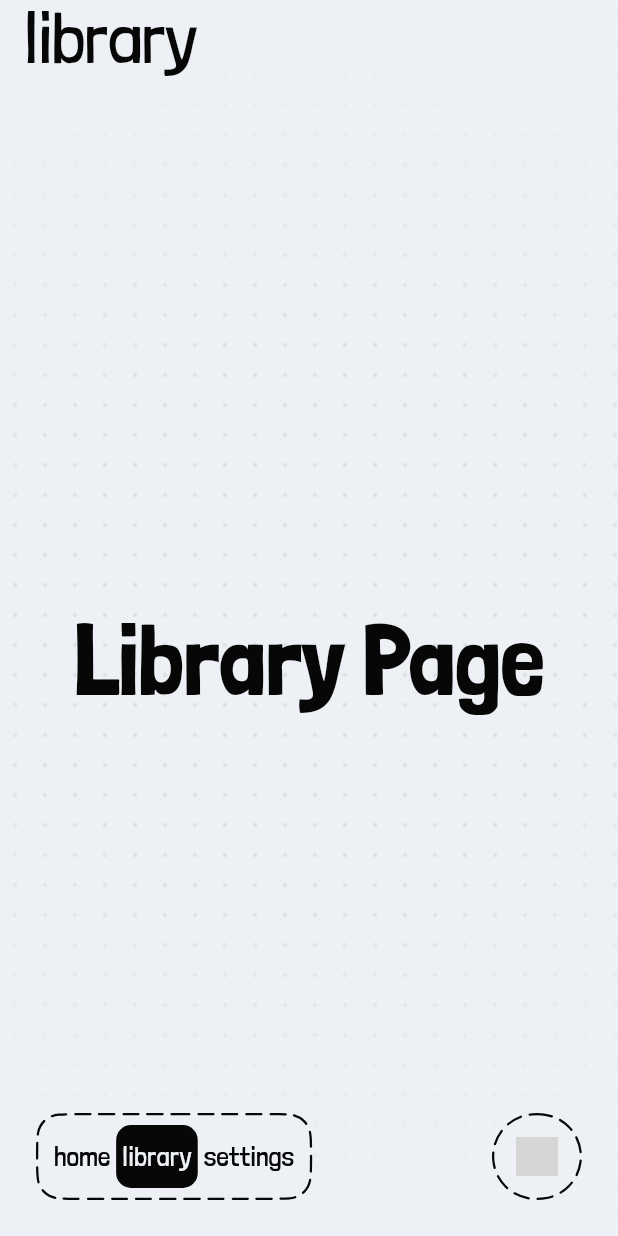
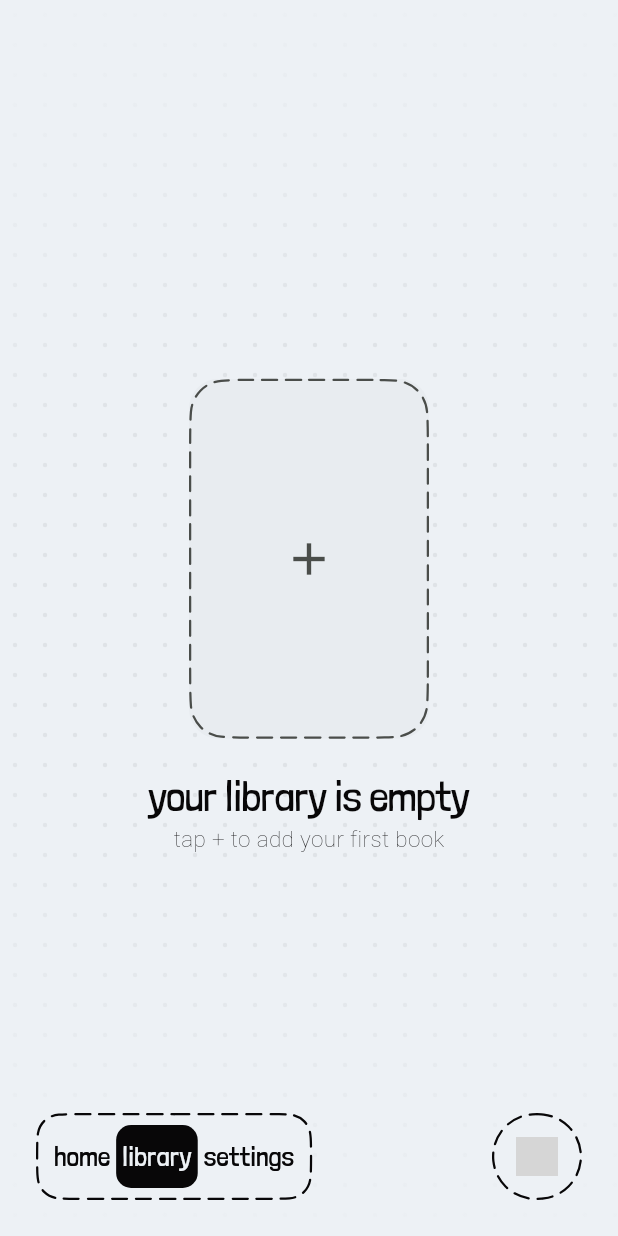
Before and after one commit to CyxAero/inktome, a Flutter app: the screen it shows after launch, item 2 of the bottom bar chosen, on a phone screen of 412 x 824 dp. Run offline on Flutter 3.47's test engine with Material 3 defaults, Android fonts, the phone set to English and light mode, and no system bars; our stand-ins replace cached_network_image, drift, drift_flutter, go_router, google_fonts, shared_preferences; missing offline and left inert: flutter_lucide_animated, mobile_scanner; accounts and stored records are empty; generated files the repository leaves out were written again; Roboto replaces fonts that are missing (NanumPenScript); grey boxes are pictures that could not be loaded.

Commit message:
feat(library): add LibraryGrid for displaying books and enhance LibraryPage layout

```diff
--- a/lib/core/data/models/book_details.dart
+++ b/lib/core/data/models/book_details.dart
@@ -29,6 +29,7 @@ class BookDetails {
   const BookDetails({
     this.libraryId,
     required this.title,
+    this.googleBooksId,
     this.subtitle,
     this.author,
     this.isbn,
@@ -58,6 +59,7 @@ class BookDetails {
   });
 
   final int? libraryId;
+  final String? googleBooksId;
 
   final String title;
   final String? subtitle;
@@ -125,6 +127,7 @@ class BookDetails {
     List<String>? genres,
   }) {
     return BookDetails(
+      googleBooksId: result.googleBooksId,
       title: result.title,
       subtitle: result.subtitle,
       author: result.authorDisplay,
--- a/lib/core/features/library/library_page.dart
+++ b/lib/core/features/library/library_page.dart
@@ -1,11 +1,22 @@
 import 'package:flutter/material.dart';
 import 'package:flutter_lucide_animated/flutter_lucide_animated.dart';
+import 'package:inktome/core/data/database/inktome_database.dart';
+import 'package:inktome/core/data/repositories/book_repository.dart';
+import 'package:inktome/core/features/library/library_grid.dart';
 import 'package:inktome/core/theme/inktome_colors.dart';
+import 'package:inktome/core/theme/inktome_spacing.dart';
 import 'package:inktome/core/theme/inktome_typography.dart';
+import 'package:inktome/core/widgets/app_background.dart';
+import 'package:inktome/core/widgets/custom_dashed_border.dart';
 import 'package:inktome/features/add_book/add_book_overlay.dart';
 import 'package:inktome/navigation/nav_bar_notifier.dart';
 import 'package:provider/provider.dart';
 
+// MARK: LibraryPage
+//
+// Shell for the library tab. Owns the stream subscription and decides
+// between the empty and filled states. The grid itself lives in
+// LibraryGrid so this file stays short.
 class LibraryPage extends StatefulWidget {
   const LibraryPage({super.key});
 
@@ -17,6 +28,8 @@ class _LibraryPageState extends State<LibraryPage> {
   @override
   void initState() {
     super.initState();
+    // Register the + action for this tab.
+    // postFrameCallback so the NavBarNotifier is available in context.
     WidgetsBinding.instance.addPostFrameCallback((_) {
       if (!mounted) return;
       context.read<NavBarNotifier>().setAction(
@@ -27,23 +40,89 @@ class _LibraryPageState extends State<LibraryPage> {
 
   @override
   Widget build(BuildContext context) {
-    final isDark = Theme.of(context).brightness == Brightness.dark;
-    final textColor = isDark ? InktomeColors.white : InktomeColors.black;
+    final repo = context.read<BookRepository>();
 
     return Scaffold(
       backgroundColor: Colors.transparent,
-      // Prevents the keyboard from resizing this scaffold — the overlay
-      // handles its own keyboard avoidance independently.
       resizeToAvoidBottomInset: false,
-      appBar: AppBar(
-        title: Text(
-          'library',
-          style: InktomeTextStyles.headingLarge.copyWith(color: textColor),
+      body: AppBackground(
+        child: StreamBuilder<List<Book>>(
+          stream: repo.watchAllBooks(),
+          builder: (context, snapshot) {
+            final books = snapshot.data ?? [];
+
+            if (books.isEmpty) {
+              return const _EmptyLibrary();
+            }
+
+            return LibraryGrid(books: books);
+          },
         ),
-      ),
-      body: Center(
-        child: Text('Library Page', style: InktomeTextStyles.display),
       ),
     );
   }
 }
+
+// MARK: _EmptyLibrary
+//
+// Shown when the user has no books yet.
+// Tapping the dashed placeholder opens the add-book overlay — same
+// action as the nav bar + button, so there are two obvious paths to adding.
+class _EmptyLibrary extends StatelessWidget {
+  const _EmptyLibrary({super.key});
+
+  @override
+  Widget build(BuildContext context) {
+    final isDark = Theme.of(context).brightness == Brightness.dark;
+    final textColor = isDark ? InktomeColors.white : InktomeColors.black;
+    final mutedColor = isDark
+        ? InktomeColors.greyOnDark
+        : InktomeColors.greyMuted;
+
+    return SafeArea(
+      child: Center(
+        child: Column(
+          mainAxisSize: MainAxisSize.min,
+          children: [
+            // Tappable dashed squircle — same visual language as DashedBorder
+            // elsewhere in the app, just repurposed as a CTA.
+            GestureDetector(
+              onTap: () => showAddBookOverlay(context),
+              child: DashedBorder(
+                color: mutedColor,
+                radius: 24,
+                child: SquircleClip(
+                  radius: 20,
+                  child: SizedBox(
+                    width: 160,
+                    height: 240,
+                    child: ColoredBox(
+                      color: isDark
+                          ? InktomeColors.cardOnBlack
+                          : InktomeColors.cardOnWhite,
+                      child: Center(
+                        child: Icon(Icons.add, size: 36, color: mutedColor),
+                      ),
+                    ),
+                  ),
+                ),
+              ),
+            ),
+
+            const SizedBox(height: InktomeSpacing.lg),
+
+            Text(
+              'your library is empty',
+              style: InktomeTextStyles.headingSmall,
+            ),
+            const SizedBox(height: InktomeSpacing.xs),
+            Text(
+              'tap + to add your first book',
+              style: InktomeTextStyles.bodySmall,
+            ),
+          ],
+        ),
+      ),
+    );
+  }
+}
--- a/lib/features/book_detail/book_detail.dart
+++ b/lib/features/book_detail/book_detail.dart
@@ -230,7 +230,7 @@ class _CoverHero extends StatelessWidget {
     final coverPath = details.resolvedCoverPath;
     final heroTag = details.isInLibrary
         ? 'book-${details.libraryId}'
-        : details.coverSourceUrl ?? details.title;
+        : details.googleBooksId ?? details.coverSourceUrl ?? details.title;
 
     return Padding(
       padding: const EdgeInsets.only(
--- a/lib/features/book_detail/streamed_books_detail_page.dart
+++ b/lib/features/book_detail/streamed_books_detail_page.dart
@@ -177,7 +177,7 @@ class _HeroBookCover extends StatelessWidget {
     final coverPath = bookDetails.resolvedCoverPath;
     final heroTag = bookDetails.isInLibrary
         ? 'book-${bookDetails.libraryId}'
-        : bookDetails.coverSourceUrl ?? bookDetails.title;
+        : bookDetails.googleBooksId ?? bookDetails.coverSourceUrl ?? bookDetails.title;
 
     final borderColor = isDark ? InktomeColors.white : InktomeColors.black;
 
```
Also changed, not shown: lib/core/features/library/library_grid.dart (added, +124 -0 lines), lib/core/widgets/book_card.dart (+12 -6 lines).
